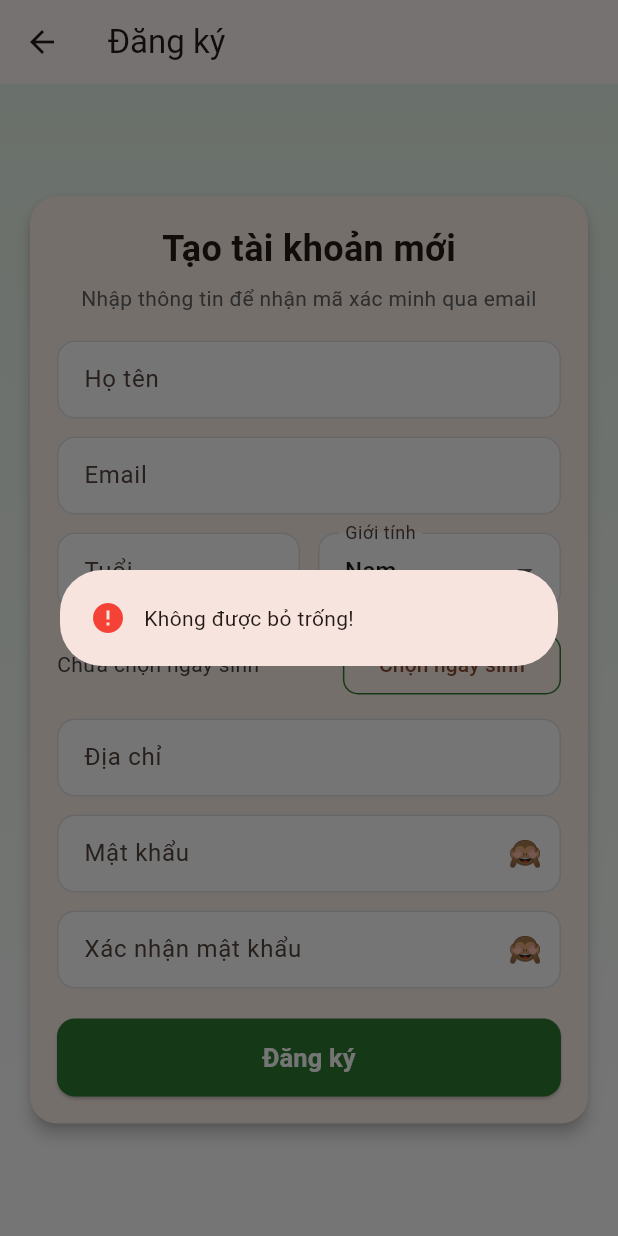
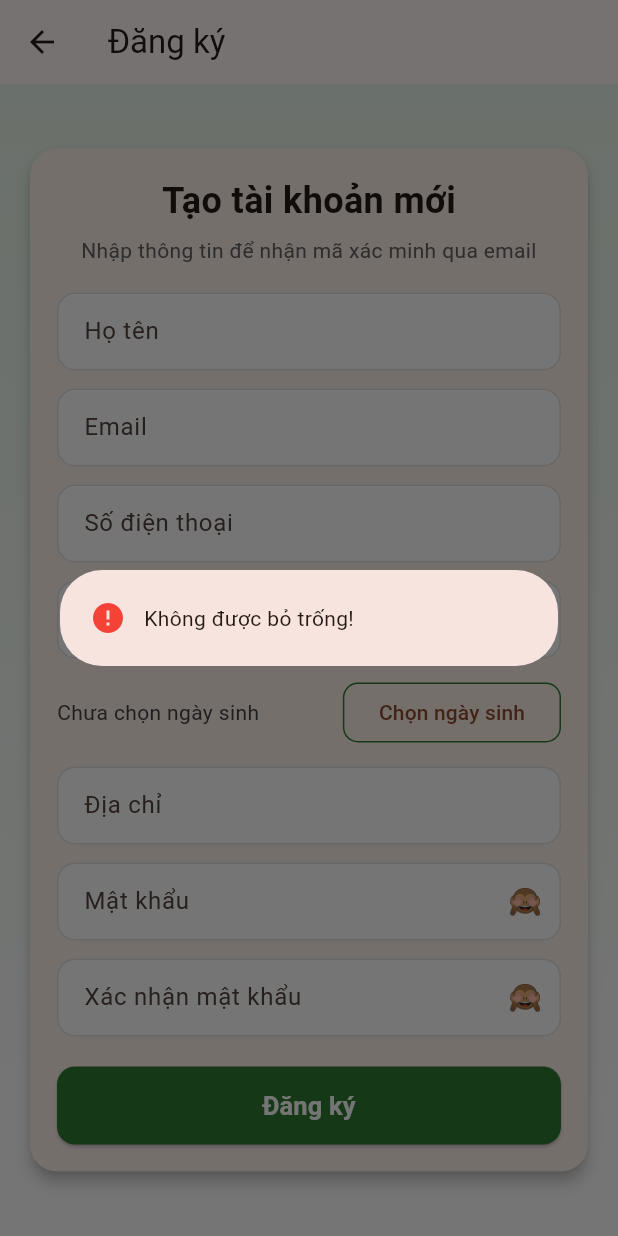
Before and after one commit to Wintered0/PRM393, a Flutter app: the RegisterScreen screen opened by its route, after a tap on "Đăng ký", on a phone screen of 412 x 824 dp. Run offline on Flutter 3.47's test engine with Material 3 defaults, Android fonts, the phone set to English and light mode, and no system bars; our stand-ins replace cloud_firestore, firebase_core, flutter_dotenv; missing offline and left inert: mailer; accounts and stored records are empty.

Commit message:
Sửa logic
- Thêm trường "Số điện thoại"
- Điều chỉnh "logic" hiển thị

```diff
--- a/lib/screens/auth/register_screen.dart
+++ b/lib/screens/auth/register_screen.dart
@@ -18,6 +18,7 @@ class RegisterScreen extends StatefulWidget {
 class _RegisterScreenState extends State<RegisterScreen> {
   final _fullnameController = TextEditingController();
   final _emailController = TextEditingController();
+  final _phoneController = TextEditingController();
   final _ageController = TextEditingController();
   final _addressController = TextEditingController();
   final _passwordController = TextEditingController();
@@ -44,12 +45,6 @@ class _RegisterScreenState extends State<RegisterScreen> {
 
   String _hashPassword(String password) {
     return sha256.convert(utf8.encode(password)).toString();
-  }
-
-  String _maskEmail(String email) {
-    final parts = email.split('@');
-    if (parts.length != 2) return email;
-    return '*****@${parts[1]}';
   }
 
   InputDecoration _inputDecoration(String label) {
@@ -88,6 +83,7 @@ class _RegisterScreenState extends State<RegisterScreen> {
   void dispose() {
     _fullnameController.dispose();
     _emailController.dispose();
+    _phoneController.dispose();
     _ageController.dispose();
     _addressController.dispose();
     _passwordController.dispose();
@@ -98,16 +94,20 @@ class _RegisterScreenState extends State<RegisterScreen> {
   String? _validateInput({
     required String fullname,
     required String email,
+    required String phone,
     required String address,
     required String password,
     required String confirm,
   }) {
-    if ([fullname, email, address, password, confirm].any((e) => e.isEmpty) ||
+    if ([fullname, email, phone, address, password, confirm].any((e) => e.isEmpty) ||
         _dob == null) {
       return 'Không được bỏ trống!';
     }
     if (!email.contains('@')) {
       return 'Email không hợp lệ!';
+    }
+    if (!RegExp(r'^\d{9,11}$').hasMatch(phone)) {
+      return 'Số điện thoại không hợp lệ!';
     }
     if (password.length < 6) {
       return 'Mật khẩu phải từ 6 ký tự trở lên!';
@@ -123,6 +123,7 @@ class _RegisterScreenState extends State<RegisterScreen> {
 
     final fullname = _fullnameController.text.trim();
     final email = _emailController.text.trim();
+    final phone = _phoneController.text.trim();
     final address = _addressController.text.trim();
     final password = _passwordController.text.trim();
     final confirm = _confirmController.text.trim();
@@ -130,6 +131,7 @@ class _RegisterScreenState extends State<RegisterScreen> {
     final inputError = _validateInput(
       fullname: fullname,
       email: email,
+      phone: phone,
       address: address,
       password: password,
       confirm: confirm,
@@ -164,6 +166,7 @@ class _RegisterScreenState extends State<RegisterScreen> {
       await userRef.set({
         'fullname': fullname,
         'email': email,
+        'phone': phone,
         'age': _calculateAge(_dob!),
         'dob': _dob!.toIso8601String(),
         'gender': _gender,
@@ -181,7 +184,7 @@ class _RegisterScreenState extends State<RegisterScreen> {
       await FeedbackOverlay.showPopup(
         context,
         isSuccess: true,
-        message: 'Đăng ký thành công. Đã gửi mã đến ${_maskEmail(email)}',
+        message: 'Đăng ký thành công. Đã gửi mã đến $email',
       );
 
       if (!mounted) return;
@@ -250,6 +253,12 @@ class _RegisterScreenState extends State<RegisterScreen> {
                       TextField(
                         controller: _emailController,
                         decoration: _inputDecoration('Email'),
+                      ),
+                      const SizedBox(height: 12),
+                      TextField(
+                        controller: _phoneController,
+                        keyboardType: TextInputType.phone,
+                        decoration: _inputDecoration('Số điện thoại'),
                       ),
                       const SizedBox(height: 12),
                       Row(
```
Also changed, not shown: lib/screens/auth/forgot_password_email_screen.dart (+1 -7 lines), lib/screens/auth/verify_code_screen.dart (+1 -8 lines).
